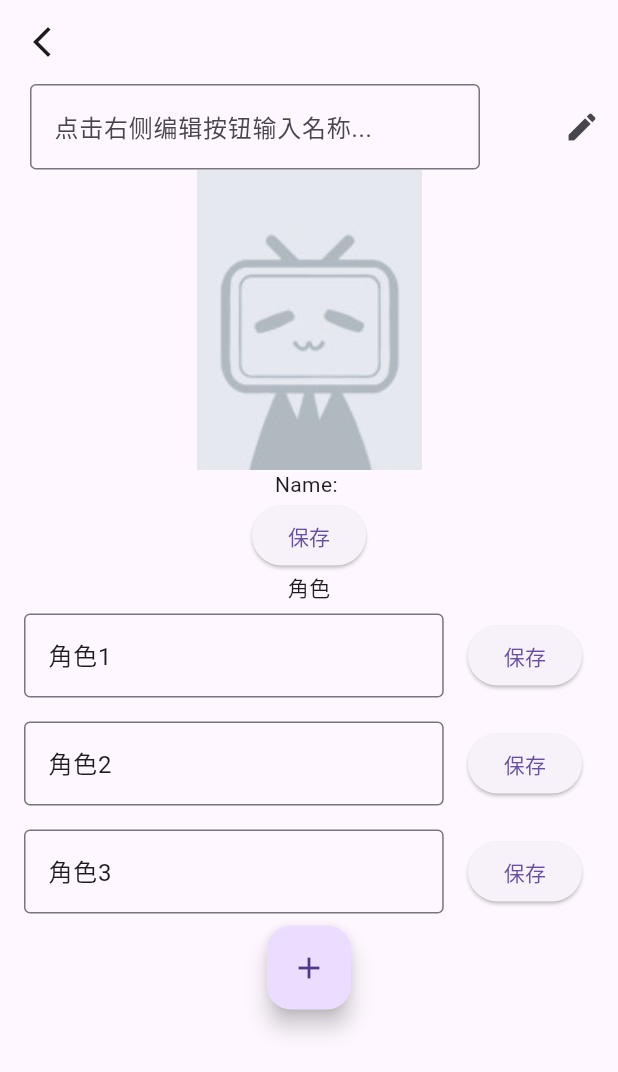
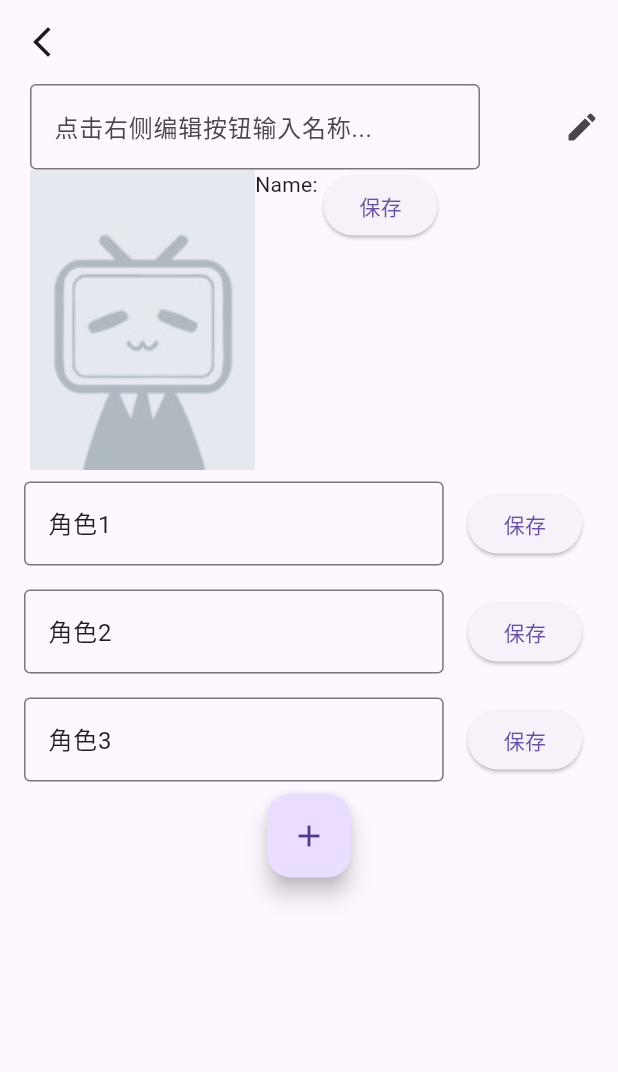
Before and after one commit to OldSaltFish/Novel-Name-Memo, a Flutter app: the BookPage screen opened by its route, on a phone screen of 412 x 824 dp. Shown: the top 1072 px of the screen. Run offline on Flutter 3.47's test engine with Material 3 defaults, Android fonts, the phone set to English and light mode, and no system bars; our stand-ins replace flutter_mobx, flutter_modular, hive, hive_flutter, image_picker, mobx; accounts and stored records are empty; generated files the repository leaves out were written again.

Commit message:
feat: 将书本的封面和标题放在同一行

```diff
--- a/lib/pages/book/book_page.dart
+++ b/lib/pages/book/book_page.dart
@@ -91,6 +91,11 @@ class _BookBodyState extends State<_BookBody> {
     var book = Modular.args.data;
     debugPrint('build里面的参数：${book.toString()}');
     return Column(children: [
+      Padding(
+        padding: const EdgeInsets.only(left: 20, right: 20),
+        child: Row(
+          crossAxisAlignment: CrossAxisAlignment.start,
+          children: [
             CoverPicker(
               imgUri: bookStore.coverUri,
               onImageSelected: (path) {
@@ -109,7 +114,10 @@ class _BookBodyState extends State<_BookBody> {
               },
               child: const Text('保存'),
             ),
-      Text('角色'),
+          ],
+        ),
+      ),
+
       ListView.builder(
         shrinkWrap: true,
         physics: NeverScrollableScrollPhysics(),
```
Lines whose indentation alone changed are shown as unchanged.
